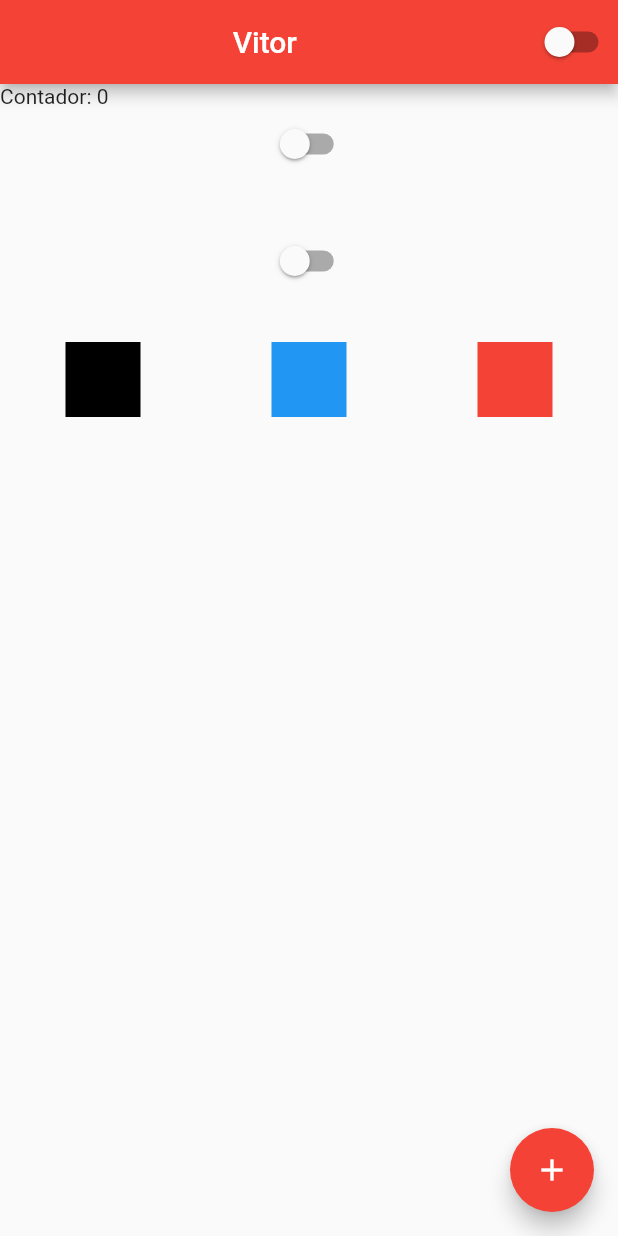
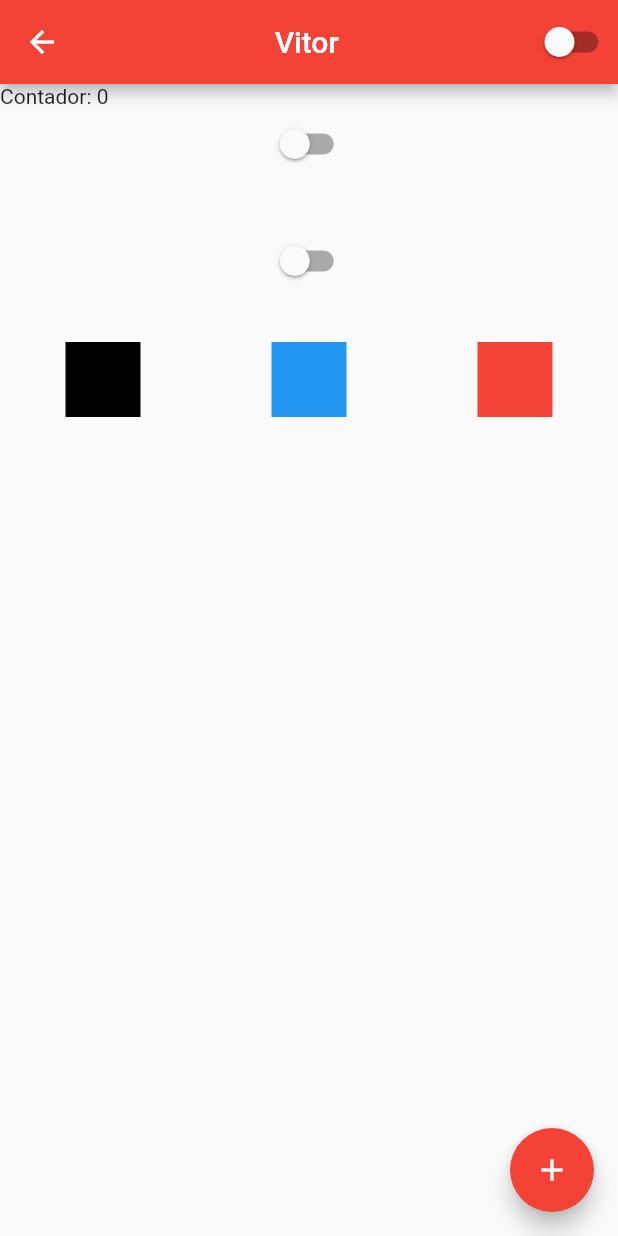
Before and after one commit to vitor2233/curso-flutter, a Flutter app: the HomePage screen opened directly, on a phone screen of 412 x 824 dp. Run offline on Flutter 3.47's test engine with Material 2 defaults, Android fonts, the phone set to English and light mode, and no system bars.

Commit message:
#19 - Navegação entre telas (Rotas Nomeadas)

```diff
--- a/olaMundo/lib/home_page.dart
+++ b/olaMundo/lib/home_page.dart
@@ -25,11 +25,11 @@
           //mainAxisAlignment: MainAxisAlignment.center,
           children: [
             Text('Contador: $counter'),
-            CustomSwitch(),
+            Center(child: CustomSwitch()),
             Container(
               height: 30,
             ),
-            CustomSwitch(),
+            Center(child: CustomSwitch()),
             Container(
               height: 30,
             ),
--- a/olaMundo/lib/login_page.dart
+++ b/olaMundo/lib/login_page.dart
@@ -1,5 +1,4 @@
 import 'package:flutter/material.dart';
-import 'package:olaMundo/home_page.dart';
 
 class LoginPage extends StatefulWidget {
   @override
@@ -47,9 +46,7 @@
                 RaisedButton(
                   onPressed: () {
                     if (email == 'vitor@email.com' && senha == '123') {
-                      Navigator.of(context).pushReplacement(
-                        MaterialPageRoute(builder: (context) => HomePage())
-                      );
+                      Navigator.of(context).pushReplacementNamed('/home');
                     } else {
                       print('inválido');
                     }
```
Also changed, not shown: olaMundo/lib/app_widget.dart (+6 -1 lines), 1 other file.
